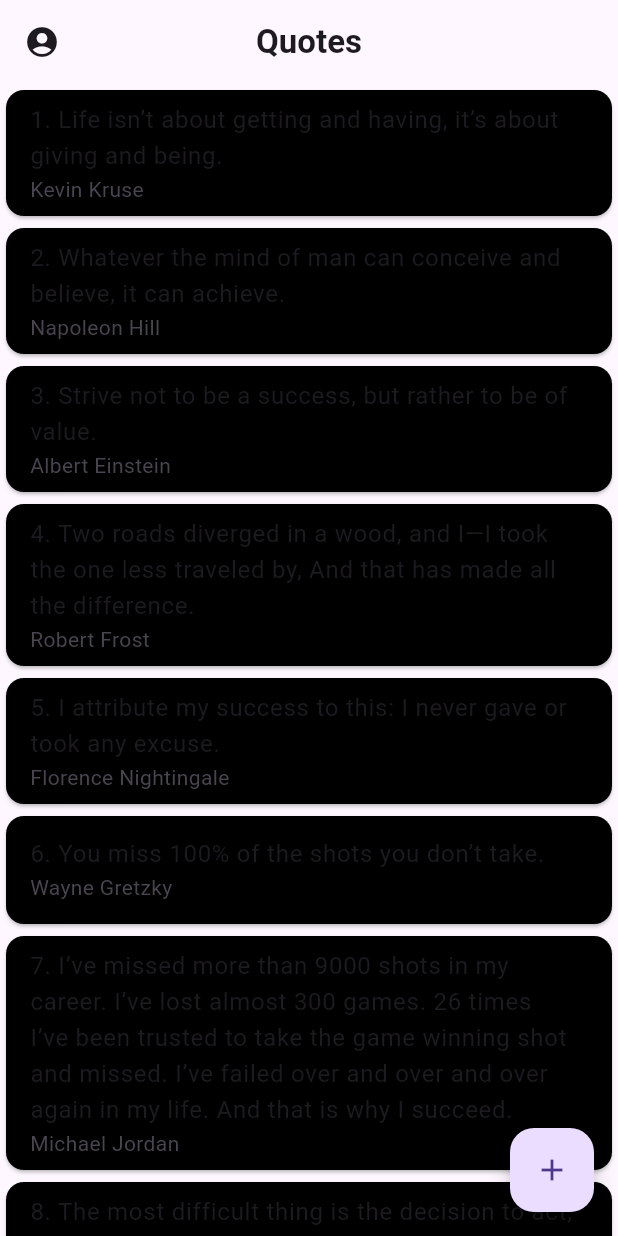
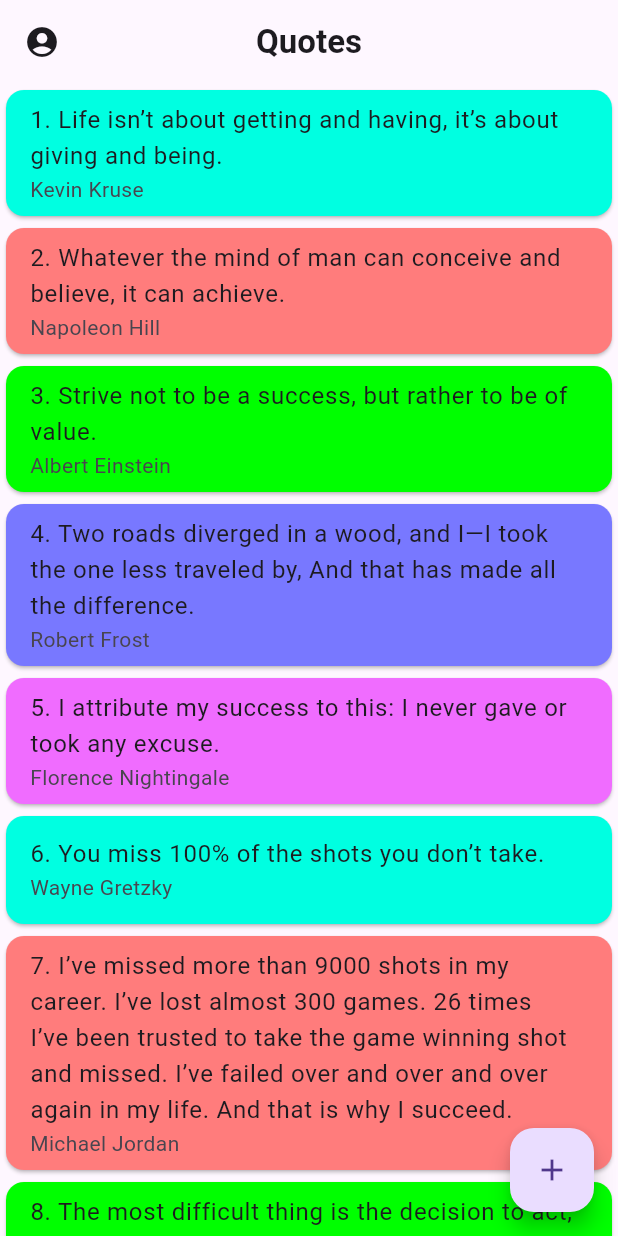
Before and after one commit to Sahilk0809/quote_app_daily_task, a Flutter app: the screen it shows after launch, on a phone screen of 412 x 824 dp. Run offline on Flutter 3.47's test engine with Material 3 defaults, Android fonts, the phone set to English and light mode, and no system bars; our stand-ins replace pdf, printing.

Commit message:
04/06/2024

```diff
--- a/lib/quotes/quotes.dart
+++ b/lib/quotes/quotes.dart
@@ -3,7 +3,7 @@ import 'dart:math';
 import 'package:flutter/material.dart';
 import 'package:quote_app_daily_task/utils/global.dart';
 
-int i = 0;
+int i = -1;
 QuoteModel? quoteModel;
 
 class QuotesScreen extends StatefulWidget {
@@ -39,12 +39,13 @@ class _QuotesScreenState extends State<QuotesScreen> {
           child: Column(
             children: [
               ...List.generate(quoteList.length, (index) {
-                // setState(() {
-                //   if(i==3){
-                //     i=0;
-                //   }
-                //   i++;
-                // });
+                setState(() {
+                  i++;
+                  if(i==colorList.length){
+                    i=-1;
+                    i++;
+                  }
+                });
                 return Card(
                   color: colorList[i],
                   child: ListTile(
--- a/lib/utils/global.dart
+++ b/lib/utils/global.dart
@@ -21,10 +21,11 @@ List invoiceDetails = [
 int selectedIndex = 0;
 
 List<Color> colorList = [
-  const Color(0xff000000),
-  const Color(0xffFF0000),
+  const Color(0xff00ffe1),
+  const Color(0xffff7c7c),
   const Color(0xff00FF00),
-  const Color(0xff0000FF),
+  const Color(0xff7878ff),
+  const Color(0xfff06cff),
 ];
 
 class QuoteModel {
```
